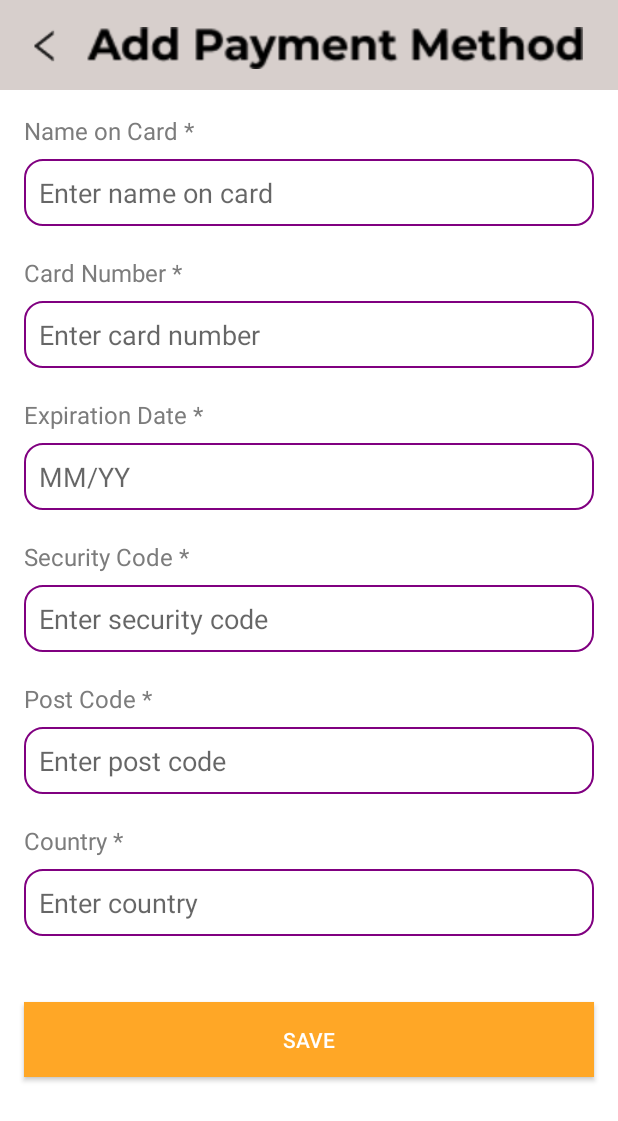
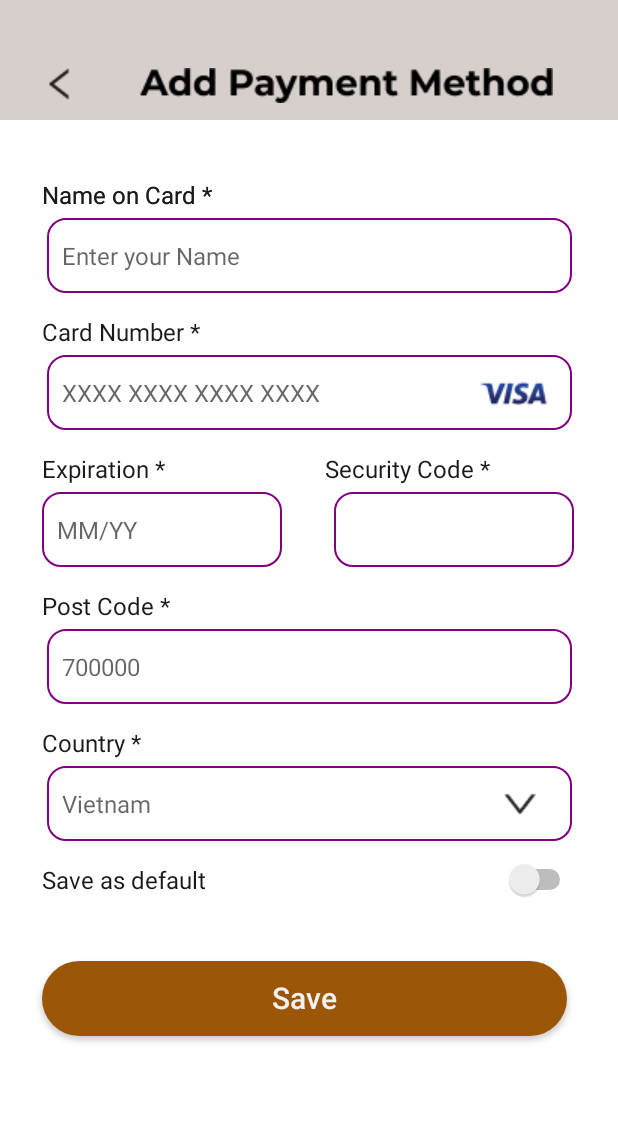
Before and after one commit to L1oNngg/FluffyUnicorns, an Android app: the AddPaymentMethodActivity screen opened directly, with no data from a screen before it, on a phone screen of 412 x 824 dp. Shown: the top 1121 px of the screen. Run offline under Robolectric (Android 15) with nearby library versions, the phone set to English and light mode, and no system bars.

Commit message:
add ui_add_payment_method.xml

```diff
--- a/app/src/main/res/drawable/loginbtn_background.xml
+++ b/app/src/main/res/drawable/loginbtn_background.xml
@@ -1,6 +1,6 @@
 <?xml version="1.0" encoding="utf-8"?>
 <shape xmlns:android="http://schemas.android.com/apk/res/android"
     android:shape="rectangle">
-    <solid android:color="#FFBB33"/> <!-- Button color -->
+    <solid android:color="@color/primary"/> <!-- Button color -->
     <corners android:radius="25dp"/> <!-- Rounded corners -->
 </shape>
--- a/app/src/main/res/layout/ui_add_payment_method.xml
+++ b/app/src/main/res/layout/ui_add_payment_method.xml
@@ -1,237 +1,319 @@
 <?xml version="1.0" encoding="utf-8"?>
-<androidx.constraintlayout.widget.ConstraintLayout xmlns:android="http://schemas.android.com/apk/res/android"
+<androidx.constraintlayout.widget.ConstraintLayout
+    xmlns:android="http://schemas.android.com/apk/res/android"
     xmlns:app="http://schemas.android.com/apk/res-auto"
+    xmlns:tools="http://schemas.android.com/tools"
     android:layout_width="match_parent"
-    android:layout_height="match_parent"
-    xmlns:tools="http://schemas.android.com/tools"
-    android:background="#FFFFFF">
+    android:layout_height="851dp"
+    android:background="@drawable/main_background">
 
-    <!-- ImageButton for the Back Icon -->
-    <View
-        android:id="@+id/rectangle_2"
+    <TextView
+        android:id="@+id/textView2"
         android:layout_width="wrap_content"
-        android:layout_height="60dp"
-        android:layout_alignParentLeft="true"
-        android:layout_alignParentTop="true"
-        android:background="#D7CFCC"
+        android:layout_height="21dp"
+        android:layout_marginStart="28dp"
+        android:layout_marginTop="40dp"
+        android:gravity="left|center_vertical"
+        android:includeFontPadding="false"
+        android:maxLines="1"
+        android:singleLine="true"
+        android:text="Name on Card *"
+        android:textColor="#FF1A1A1A"
+        android:textSize="16dp"
+        app:layout_constraintStart_toStartOf="parent"
+        app:layout_constraintTop_toBottomOf="@+id/imageView2" />
+
+    <EditText
+        android:id="@+id/editTextText"
+        android:layout_width="350dp"
+        android:layout_height="50dp"
+        android:layout_marginTop="4dp"
+        android:background="@drawable/frame_box"
+        android:hint="Enter your Name"
+        android:inputType="text"
+        android:padding="10dp"
+        android:textColor="#FF000000"
+        android:textSize="16sp"
         app:layout_constraintEnd_toEndOf="parent"
         app:layout_constraintStart_toStartOf="parent"
-        tools:layout_editor_absoluteY="0dp" />
+        app:layout_constraintTop_toBottomOf="@+id/tvName" />
 
-    <ImageButton
-        android:id="@+id/backButton"
-        android:layout_width="29sp"
-        android:layout_height="29sp"
-        android:layout_marginStart="15dp"
+    <ImageView
+        android:id="@+id/imageView2"
+        android:layout_width="match_parent"
+        android:layout_height="80dp"
+        android:layout_gravity="top|left"
+        android:background="@color/essential_bright"
+        android:scaleType="centerInside"
+        app:layout_constraintEnd_toEndOf="parent"
+        app:layout_constraintStart_toStartOf="parent"
+        app:layout_constraintTop_toTopOf="parent" />
+
+    <ImageView
+        android:id="@+id/imageView5"
+        android:layout_width="24dp"
+        android:layout_height="24dp"
+        android:layout_marginStart="28dp"
+        android:layout_marginTop="44dp"
+        android:scaleType="centerInside"
+        android:src="@drawable/ic_left_arrow"
+        app:layout_constraintStart_toStartOf="parent"
+        app:layout_constraintTop_toTopOf="parent" />
+
+    <ImageView
+        android:layout_width="314.2dp"
+        android:layout_height="33.92dp"
+        android:layout_marginTop="40dp"
+        android:gravity="center"
+        android:includeFontPadding="false"
+        android:maxLines="1"
+        android:scaleType="centerInside"
+        android:singleLine="true"
+        android:src="@drawable/lorem_add_payment_method"
+        app:layout_constraintEnd_toEndOf="parent"
+        app:layout_constraintHorizontal_bias="0.466"
+        app:layout_constraintStart_toEndOf="@+id/imageView5"
+        app:layout_constraintTop_toTopOf="parent" />
+
+    <TextView
+        android:id="@+id/tvName"
+        android:layout_width="wrap_content"
+        android:layout_height="21dp"
+        android:layout_marginStart="28dp"
+        android:layout_marginTop="40dp"
+        android:gravity="left|center_vertical"
+        android:includeFontPadding="false"
+        android:maxLines="1"
+        android:singleLine="true"
+        android:text="Name on Card *"
+        android:textColor="#FF1A1A1A"
+        android:textSize="16dp"
+        app:layout_constraintStart_toStartOf="parent"
+        app:layout_constraintTop_toBottomOf="@+id/imageView2" />
+
+    <EditText
+        android:id="@+id/etCard"
+        android:layout_width="350dp"
+        android:layout_height="50dp"
+        android:layout_marginTop="4dp"
+        android:background="@drawable/frame_box"
+        android:hint="XXXX XXXX XXXX XXXX"
+        android:inputType="text"
+        android:padding="10dp"
+        android:textColor="#FF000000"
+        android:textSize="16sp"
+        app:layout_constraintEnd_toEndOf="parent"
+        app:layout_constraintStart_toStartOf="parent"
+        app:layout_constraintTop_toBottomOf="@+id/tvCard" />
+
+    <TextView
+        android:id="@+id/tvCard"
+        android:layout_width="wrap_content"
+        android:layout_height="21dp"
+        android:layout_marginStart="28dp"
         android:layout_marginTop="16dp"
-        android:background="?attr/selectableItemBackgroundBorderless"
-        android:contentDescription="Back"
-        android:src="@drawable/ic_left_arrow"
-        android:tint="#000000"
+        android:gravity="left|center_vertical"
+        android:includeFontPadding="false"
+        android:maxLines="1"
+        android:singleLine="true"
+        android:text="Card Number *"
+        android:textColor="#FF1A1A1A"
+        android:textSize="16dp"
         app:layout_constraintStart_toStartOf="parent"
-        app:layout_constraintTop_toTopOf="parent"
-        tools:ignore="UseAppTint" />
+        app:layout_constraintTop_toBottomOf="@+id/editTextText" />
 
-    <!-- TextView for the Title -->
     <ImageView
-        android:id="@+id/titleImageView"
-        android:layout_width="346dp"
-        android:layout_height="28dp"
-        android:layout_marginStart="5dp"
-        android:layout_marginTop="18dp"
-        android:src="@drawable/lorem_add_payment_method"
-        app:layout_constraintStart_toEndOf="@id/backButton"
-        app:layout_constraintTop_toTopOf="parent"
-        tools:srcCompat="@drawable/lorem_add_payment_method" />
+        android:id="@+id/imageView3"
+        android:layout_width="84dp"
+        android:layout_height="37dp"
+        android:layout_marginTop="48dp"
+        android:layout_marginEnd="28dp"
+        android:scaleType="centerInside"
+        android:src="@drawable/visa"
+        app:layout_constraintEnd_toEndOf="parent"
+        app:layout_constraintTop_toBottomOf="@+id/editTextText" />
 
-    <!-- Name on Card -->
+    <EditText
+        android:id="@+id/etExpire"
+        android:layout_width="160dp"
+        android:layout_height="50dp"
+        android:layout_marginStart="28dp"
+        android:layout_marginTop="4dp"
+        android:background="@drawable/frame_box"
+        android:hint="MM/YY"
+        android:inputType="text"
+        android:padding="10dp"
+        android:textColor="#FF000000"
+        android:textSize="16sp"
+        app:layout_constraintStart_toStartOf="parent"
+        app:layout_constraintTop_toBottomOf="@+id/tvExpire" />
+
     <TextView
-        android:id="@+id/name_on_card_label"
+        android:id="@+id/tvExpire"
+        android:layout_width="wrap_content"
+        android:layout_height="21dp"
+        android:layout_marginStart="28dp"
+        android:layout_marginTop="16dp"
+        android:gravity="left|center_vertical"
+        android:includeFontPadding="false"
+        android:maxLines="1"
+        android:singleLine="true"
+        android:text="Expiration *"
+        android:textColor="#FF1A1A1A"
+        android:textSize="16dp"
+        app:layout_constraintStart_toStartOf="parent"
+        app:layout_constraintTop_toBottomOf="@+id/etCard" />
+
+    <TextView
+        android:id="@+id/tvSecurity"
+        android:layout_width="wrap_content"
+        android:layout_height="21dp"
+        android:layout_marginTop="16dp"
+        android:layout_marginEnd="85dp"
+        android:gravity="left|center_vertical"
+        android:includeFontPadding="false"
+        android:maxLines="1"
+        android:singleLine="true"
+        android:text="Security Code *"
+        android:textColor="#FF1A1A1A"
+
+        android:textSize="16dp"
+        app:layout_constraintEnd_toEndOf="parent"
+        app:layout_constraintTop_toBottomOf="@+id/etCard" />
+
+    <EditText
+        android:id="@+id/etSecurity"
+        android:layout_width="160dp"
+        android:layout_height="50dp"
+        android:layout_marginTop="4dp"
+        android:layout_marginEnd="28dp"
+        android:background="@drawable/frame_box"
+        android:inputType="text"
+        android:padding="10dp"
+        android:textColor="#FF000000"
+
+        android:textSize="16sp"
+        app:layout_constraintEnd_toEndOf="parent"
+        app:layout_constraintHorizontal_bias="0.967"
+        app:layout_constraintStart_toEndOf="@+id/etExpire"
+        app:layout_constraintTop_toBottomOf="@+id/tvSecurity" />
+
+    <EditText
+        android:id="@+id/etPC"
+        android:layout_width="350dp"
+        android:layout_height="50dp"
+        android:layout_marginTop="4dp"
+        android:background="@drawable/frame_box"
+        android:hint="700000"
+        android:inputType="text"
+        android:padding="10dp"
+        android:textColor="#FF000000"
+        android:textSize="16sp"
+        app:layout_constraintEnd_toEndOf="parent"
+        app:layout_constraintStart_toStartOf="parent"
+        app:layout_constraintTop_toBottomOf="@+id/tvPC" />
+
+    <TextView
+        android:id="@+id/tvPC"
+        android:layout_width="wrap_content"
+        android:layout_height="21dp"
+        android:layout_marginStart="28dp"
+        android:layout_marginTop="16dp"
+        android:gravity="left|center_vertical"
+        android:includeFontPadding="false"
+        android:maxLines="1"
+        android:singleLine="true"
+        android:text="Post Code *"
+        android:textColor="#FF1A1A1A"
+        android:textSize="16dp"
+        app:layout_constraintStart_toStartOf="parent"
+        app:layout_constraintTop_toBottomOf="@+id/etExpire" />
+
+    <EditText
+        android:id="@+id/etCountry"
+        android:layout_width="350dp"
+        android:layout_height="50dp"
+        android:layout_marginTop="4dp"
+        android:background="@drawable/frame_box"
+        android:hint="Vietnam"
+        android:inputType="text"
+        android:padding="10dp"
+        android:textColor="#FF000000"
+        android:textSize="16sp"
+        app:layout_constraintEnd_toEndOf="parent"
+        app:layout_constraintStart_toStartOf="parent"
+        app:layout_constraintTop_toBottomOf="@+id/tvCountry" />
+
+    <TextView
+        android:id="@+id/tvCountry"
+        android:layout_width="wrap_content"
+        android:layout_height="21dp"
+        android:layout_marginStart="28dp"
+        android:layout_marginTop="16dp"
+        android:gravity="left|center_vertical"
+        android:includeFontPadding="false"
+        android:maxLines="1"
+        android:singleLine="true"
+        android:text="Country *"
+        android:textColor="#FF1A1A1A"
+        android:textSize="16dp"
+        app:layout_constraintStart_toStartOf="parent"
+        app:layout_constraintTop_toBottomOf="@+id/etPC" />
+
+    <TextView
+        android:id="@+id/tvDefault"
+        android:layout_width="wrap_content"
+        android:layout_height="21dp"
+        android:layout_marginStart="28dp"
+        android:layout_marginTop="16dp"
+        android:gravity="left|center_vertical"
+        android:includeFontPadding="false"
+        android:maxLines="1"
+        android:singleLine="true"
+        android:text="Save as default"
+        android:textColor="#FF1A1A1A"
+        android:textSize="16dp"
+        app:layout_constraintStart_toStartOf="parent"
+        app:layout_constraintTop_toBottomOf="@+id/etCountry" />
+
+    <ImageView
+        android:id="@+id/imageView4"
+        android:layout_width="84dp"
+        android:layout_height="37dp"
+        android:layout_marginTop="48dp"
+        android:layout_marginEnd="24dp"
+        android:scaleType="centerInside"
+        android:src="@drawable/ic_down_arrow"
+        app:layout_constraintEnd_toEndOf="parent"
+        app:layout_constraintTop_toBottomOf="@+id/etPC" />
+
+    <Switch
+        android:id="@+id/switch1"
         android:layout_width="wrap_content"
         android:layout_height="wrap_content"
-        android:layout_marginStart="16dp"
-        android:layout_marginTop="30dp"
-        android:text="Name on Card *"
-        android:textColor="#7C7C7C"
-        android:textSize="16sp"
+        android:layout_marginTop="12dp"
+        android:layout_marginEnd="28dp"
+        android:textColorLink="@color/primary"
+        app:layout_constraintEnd_toEndOf="parent"
+        app:layout_constraintTop_toBottomOf="@+id/etCountry" />
+
+    <Button
+        android:id="@+id/SaveBtn"
+        android:layout_width="350dp"
+        android:layout_height="50dp"
+        android:layout_marginStart="28dp"
+        android:layout_marginTop="80dp"
+        android:background="@drawable/loginbtn_background"
+        android:gravity="center"
+        android:includeFontPadding="false"
+        android:maxLines="1"
+        android:padding="5dp"
+        android:text="Save"
+        android:textAllCaps="false"
+        android:textColor="#FFF1F1F1"
+        android:textSize="20sp"
         app:layout_constraintStart_toStartOf="parent"
-        app:layout_constraintTop_toBottomOf="@+id/titleImageView" />
+        app:layout_constraintTop_toBottomOf="@+id/etCountry" />
 
-    <EditText
-        android:id="@+id/name_on_card"
-        android:layout_width="0dp"
-        android:layout_height="wrap_content"
-        android:hint="Enter name on card"
-        android:inputType="textPersonName"
-        android:textColor="#000000"
-        android:background="@drawable/frame_box"
-        android:padding="10dp"
-        app:layout_constraintTop_toBottomOf="@id/name_on_card_label"
-        app:layout_constraintStart_toStartOf="parent"
-        app:layout_constraintEnd_toEndOf="parent"
-        android:layout_marginStart="16dp"
-        android:layout_marginEnd="16dp"
-        android:layout_marginTop="8dp" />
-
-    <!-- Card Number -->
-    <TextView
-        android:id="@+id/card_number_label"
-        android:layout_width="wrap_content"
-        android:layout_height="wrap_content"
-        android:text="Card Number *"
-        android:textColor="#7C7C7C"
-        android:textSize="16sp"
-        app:layout_constraintTop_toBottomOf="@id/name_on_card"
-        app:layout_constraintStart_toStartOf="parent"
-        android:layout_marginTop="20dp"
-        android:layout_marginStart="16dp" />
-
-    <EditText
-        android:id="@+id/card_number"
-        android:layout_width="0dp"
-        android:layout_height="wrap_content"
-        android:hint="Enter card number"
-        android:inputType="number"
-        android:textColor="#000000"
-        android:background="@drawable/frame_box"
-        android:padding="10dp"
-        app:layout_constraintTop_toBottomOf="@id/card_number_label"
-        app:layout_constraintStart_toStartOf="parent"
-        app:layout_constraintEnd_toEndOf="parent"
-        android:layout_marginStart="16dp"
-        android:layout_marginEnd="16dp"
-        android:layout_marginTop="8dp" />
-
-    <!-- Expiration -->
-    <TextView
-        android:id="@+id/expiration_label"
-        android:layout_width="wrap_content"
-        android:layout_height="wrap_content"
-        android:text="Expiration Date *"
-        android:textColor="#7C7C7C"
-        android:textSize="16sp"
-        app:layout_constraintTop_toBottomOf="@id/card_number"
-        app:layout_constraintStart_toStartOf="parent"
-        android:layout_marginTop="20dp"
-        android:layout_marginStart="16dp" />
-
-    <EditText
-        android:id="@+id/expiration"
-        android:layout_width="0dp"
-        android:layout_height="wrap_content"
-        android:hint="MM/YY"
-        android:inputType="date"
-        android:textColor="#000000"
-        android:background="@drawable/frame_box"
-        android:padding="10dp"
-        app:layout_constraintTop_toBottomOf="@id/expiration_label"
-        app:layout_constraintStart_toStartOf="parent"
-        app:layout_constraintEnd_toEndOf="parent"
-        android:layout_marginStart="16dp"
-        android:layout_marginEnd="16dp"
-        android:layout_marginTop="8dp" />
-
-    <!-- Security Code -->
-    <TextView
-        android:id="@+id/security_code_label"
-        android:layout_width="wrap_content"
-        android:layout_height="wrap_content"
-        android:text="Security Code *"
-        android:textColor="#7C7C7C"
-        android:textSize="16sp"
-        app:layout_constraintTop_toBottomOf="@id/expiration"
-        app:layout_constraintStart_toStartOf="parent"
-        android:layout_marginTop="20dp"
-        android:layout_marginStart="16dp" />
-
-    <EditText
-        android:id="@+id/security_code"
-        android:layout_width="0dp"
-        android:layout_height="wrap_content"
-        android:hint="Enter security code"
-        android:inputType="numberPassword"
-        android:textColor="#000000"
-        android:background="@drawable/frame_box"
-        android:padding="10dp"
-        app:layout_constraintTop_toBottomOf="@id/security_code_label"
-        app:layout_constraintStart_toStartOf="parent"
-        app:layout_constraintEnd_toEndOf="parent"
-        android:layout_marginStart="16dp"
-        android:layout_marginEnd="16dp"
-        android:layout_marginTop="8dp" />
-
-    <!-- Post Code -->
-    <TextView
-        android:id="@+id/post_code_label"
-        android:layout_width="wrap_content"
-        android:layout_height="wrap_content"
-        android:text="Post Code *"
-        android:textColor="#7C7C7C"
-        android:textSize="16sp"
-        app:layout_constraintTop_toBottomOf="@id/security_code"
-        app:layout_constraintStart_toStartOf="parent"
-        android:layout_marginTop="20dp"
-        android:layout_marginStart="16dp" />
-
-    <EditText
-        android:id="@+id/post_code"
-        android:layout_width="0dp"
-        android:layout_height="wrap_content"
-        android:hint="Enter post code"
-        android:inputType="number"
-        android:textColor="#000000"
-        android:background="@drawable/frame_box"
-        android:padding="10dp"
-        app:layout_constraintTop_toBottomOf="@id/post_code_label"
-        app:layout_constraintStart_toStartOf="parent"
-        app:layout_constraintEnd_toEndOf="parent"
-        android:layout_marginStart="16dp"
-        android:layout_marginEnd="16dp"
-        android:layout_marginTop="8dp" />
-
-    <!-- Country -->
-    <TextView
-        android:id="@+id/country_label"
-        android:layout_width="wrap_content"
-        android:layout_height="wrap_content"
-        android:text="Country *"
-        android:textColor="#7C7C7C"
-        android:textSize="16sp"
-        app:layout_constraintTop_toBottomOf="@id/post_code"
-        app:layout_constraintStart_toStartOf="parent"
-        android:layout_marginTop="20dp"
-        android:layout_marginStart="16dp" />
-
-    <EditText
-        android:id="@+id/country"
-        android:layout_width="0dp"
-        android:layout_height="wrap_content"
-        android:hint="Enter country"
-        android:inputType="text"
-        android:textColor="#000000"
-        android:background="@drawable/frame_box"
-        android:padding="10dp"
-        app:layout_constraintTop_toBottomOf="@id/country_label"
-        app:layout_constraintStart_toStartOf="parent"
-        app:layout_constraintEnd_toEndOf="parent"
-        android:layout_marginStart="16dp"
-        android:layout_marginEnd="16dp"
-        android:layout_marginTop="8dp" />
-
-    <!-- Save Button -->
-    <Button
-        android:id="@+id/save_button"
-        android:layout_width="0dp"
-        android:layout_height="50dp"
-        android:layout_marginStart="16dp"
-        android:layout_marginTop="44dp"
-        android:layout_marginEnd="16dp"
-        android:background="#FFA726"
-        android:text="Save"
-        android:textColor="#FFFFFF"
-        app:layout_constraintEnd_toEndOf="parent"
-        app:layout_constraintHorizontal_bias="0.0"
-        app:layout_constraintStart_toStartOf="parent"
-        app:layout_constraintTop_toBottomOf="@id/country" />
 
 </androidx.constraintlayout.widget.ConstraintLayout>
--- a/app/src/main/res/layout/ui_login.xml
+++ b/app/src/main/res/layout/ui_login.xml
@@ -1,6 +1,7 @@
 <?xml version="1.0" encoding="utf-8"?>
 
-<androidx.constraintlayout.widget.ConstraintLayout xmlns:android="http://schemas.android.com/apk/res/android"
+<androidx.constraintlayout.widget.ConstraintLayout
+    xmlns:android="http://schemas.android.com/apk/res/android"
     xmlns:app="http://schemas.android.com/apk/res-auto"
     xmlns:tools="http://schemas.android.com/tools"
     android:layout_width="match_parent"
@@ -91,7 +92,7 @@
         android:layout_height="wrap_content"
         android:layout_marginTop="5dp"
         android:layout_marginEnd="226dp"
-        android:buttonTint="@color/_600"
+        android:buttonTint="@color/c_600"
         android:gravity="left|center_vertical"
         android:includeFontPadding="false"
         android:text="Remember me"
```
Also changed, not shown: app/src/main/res/drawable/ic_down_arrow.png (added), app/src/main/res/drawable/visa.png (added).
